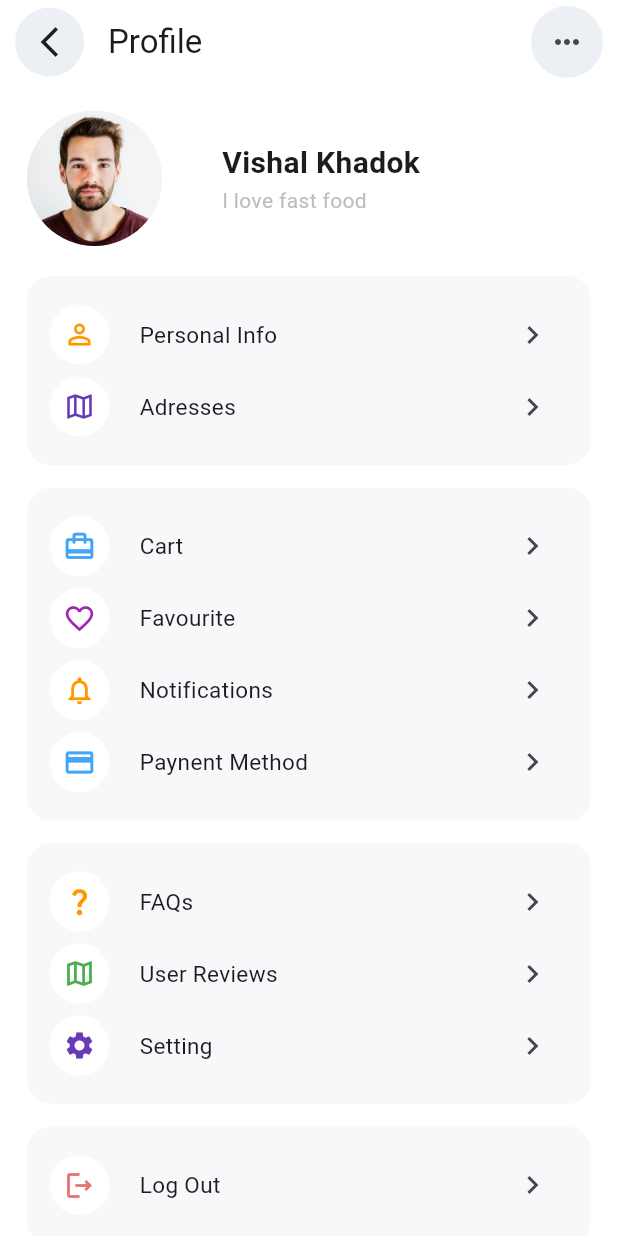
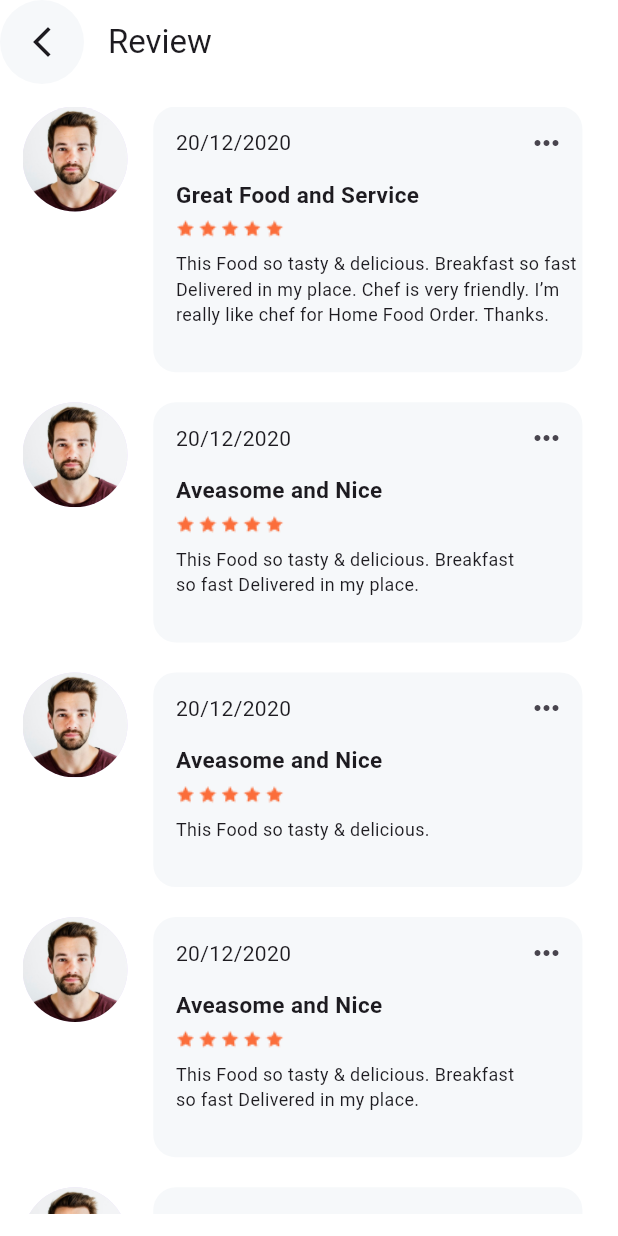
Before and after one commit to nozim2030/vazifalar, a Flutter app: the screen it shows after launch, on a phone screen of 412 x 824 dp. Run offline on Flutter 3.47's test engine with Material 3 defaults, Android fonts, the phone set to English and light mode, and no system bars; our stand-ins replace flutter_screenutil.

Commit message:
responsiv ui

```diff
--- /dev/null
+++ b/lib/homescreen2.dart
@@ -0,0 +1,79 @@
+import 'package:burger_ui/utils/colors.dart';
+import 'package:burger_ui/widgets/comment.dart';
+import 'package:flutter/material.dart';
+
+class ChatScreen extends StatefulWidget {
+  const ChatScreen({super.key});
+
+  @override
+  State<ChatScreen> createState() => _ChatScreenState();
+}
+
+class _ChatScreenState extends State<ChatScreen> {
+  @override
+  Widget build(BuildContext context) {
+    return Scaffold(
+      backgroundColor: AppColors.scaffoldBacgColor,
+      appBar: AppBar(
+        backgroundColor: AppColors.scaffoldBacgColor,
+        centerTitle: false,
+        title: const Text("Review"),
+        leading: Container(
+          decoration: const BoxDecoration(
+              shape: BoxShape.circle, color: AppColors.containerBackgrColor),
+          child: IconButton(
+            onPressed: () {},
+            icon: const Icon(Icons.arrow_back_ios_new),
+          ),
+        ),
+      ),
+      body: const Padding(
+        padding: EdgeInsets.all(15.0),
+        child: SingleChildScrollView(
+          child: Column(
+            children: [
+              Comment(
+                title: 'Great Food and Service',
+                comment:
+                    "This Food so tasty & delicious. Breakfast so fast Delivered in my place. Chef is very friendly. I’m really like chef for Home Food Order. Thanks. ",
+                imagePath: 'assets/images/avatar.jpg',
+              ),
+              SizedBox(height: 20),
+              Comment(
+                title: 'Aveasome and Nice',
+                imagePath: "assets/images/avatar.jpg",
+                comment: """This Food so tasty & delicious. Breakfast
+so fast Delivered in my place. """,
+              ),
+              SizedBox(height: 20),
+              Comment(
+                title: "Aveasome and Nice",
+                imagePath: "assets/images/avatar.jpg",
+                comment: """This Food so tasty & delicious. """,
+              ),
+              SizedBox(height: 20),
+              Comment(
+                title: "Aveasome and Nice",
+                imagePath: "assets/images/avatar.jpg",
+                comment: """This Food so tasty & delicious. Breakfast
+so fast Delivered in my place. """,
+              ),
+              SizedBox(height: 20),
+              Comment(
+                  title: "Aveasome and Nice",
+                  comment: "This Food very delicions",
+                  imagePath: "assets/images/avatar.jpg"),
+              SizedBox(height: 20),
+              Comment(
+                title: 'Aveasome and Nice',
+                imagePath: "assets/images/avatar.jpg",
+                comment: """This Food so tasty & delicious. Breakfast
+so fast Delivered in my place. """,
+              ),
+            ],
+          ),
+        ),
+      ),
+    );
+  }
+}
--- a/lib/main.dart
+++ b/lib/main.dart
@@ -1,5 +1,6 @@
-import 'package:burger_ui/profile_set_sceen.dart';
+import 'package:burger_ui/homescreen2.dart';
 import 'package:flutter/material.dart';
+import 'package:flutter_screenutil/flutter_screenutil.dart';
 
 void main() {
   runApp(const MyApp());
@@ -10,13 +11,16 @@ class MyApp extends StatelessWidget {
 
   @override
   Widget build(BuildContext context) {
-    return MaterialApp(
-      title: 'Flutter Demo',
-      theme: ThemeData(
-        colorScheme: ColorScheme.fromSeed(seedColor: Colors.deepPurple),
-        useMaterial3: true,
+    return ScreenUtilInit(
+      designSize: Size(360, 690),
+      child: MaterialApp(
+        title: 'Flutter Demo',
+        theme: ThemeData(
+          colorScheme: ColorScheme.fromSeed(seedColor: Colors.deepPurple),
+          useMaterial3: true,
+        ),
+        home: ChatScreen(),
       ),
-      home: MyProfile(),
     );
   }
 }
--- /dev/null
+++ b/lib/widgets/comment.dart
@@ -0,0 +1,72 @@
+// ignore_for_file: public_member_api_docs, sort_constructors_first
+import 'package:flutter/material.dart';
+import 'package:flutter_screenutil/flutter_screenutil.dart';
+
+import 'package:burger_ui/utils/colors.dart';
+
+class Comment extends StatelessWidget {
+  final String title;
+  final String comment;
+  final String imagePath;
+
+  const Comment({
+    Key? key,
+    required this.title,
+    required this.comment,
+    required this.imagePath,
+  }) : super(key: key);
+
+  @override
+  Widget build(BuildContext context) {
+    return Row(
+      crossAxisAlignment: CrossAxisAlignment.start,
+      children: [
+        CircleAvatar(
+          radius: 35,
+          backgroundImage: AssetImage(imagePath),
+        ),
+        SizedBox(
+          width: 15.w,
+        ),
+        Container(
+          width: 250.w,
+          // height: 170.h,
+          decoration: BoxDecoration(
+            color: AppColors.containerBackgrColor,
+            borderRadius: BorderRadius.circular(15),
+          ),
+          child: Padding(
+            padding: const EdgeInsets.only(left: 15, bottom: 30),
+            child: Column(
+              crossAxisAlignment: CrossAxisAlignment.start,
+              children: [
+                Row(
+                  children: [
+                    const Text("20/12/2020"),
+                    const Spacer(),
+                    IconButton(onPressed: () {}, icon: Icon(Icons.more_horiz))
+                  ],
+                ),
+                Text(
+                  title,
+                  style: TextStyle(fontWeight: FontWeight.bold, fontSize: 15),
+                ),
+                SizedBox(
+                  height: 5.h,
+                ),
+                Image.asset("assets/images/rating5.png"),
+                SizedBox(
+                  height: 6.h,
+                ),
+                Text(
+                  comment,
+                  style: TextStyle(fontSize: 10.h),
+                ),
+              ],
+            ),
+          ),
+        ),
+      ],
+    );
+  }
+}
--- a/pubspec.yaml
+++ b/pubspec.yaml
@@ -35,6 +35,7 @@ dependencies:
   # The following adds the Cupertino Icons font to your application.
   # Use with the CupertinoIcons class for iOS style icons.
   cupertino_icons: ^1.0.8
+  flutter_screenutil: ^5.9.3
 
 dev_dependencies:
   flutter_test:
@@ -60,7 +61,7 @@ flutter:
 
   # To add assets to your application, add an assets section, like this:
   assets:
-    - assets/images/avatar.jpg
+    - assets/images/
   #   - images/a_dot_ham.jpeg
 
   # An image asset can refer to one or more resolution-specific "variants", see
```
Also changed, not shown: assets/images/rating5.png (added), pubspec.lock.
